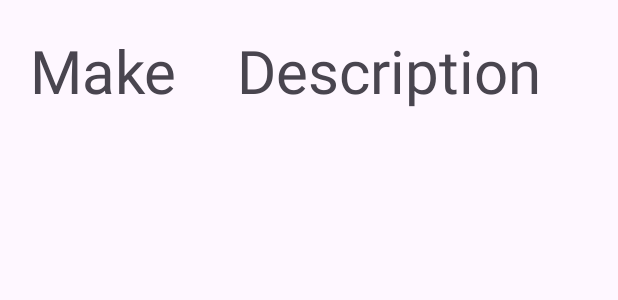
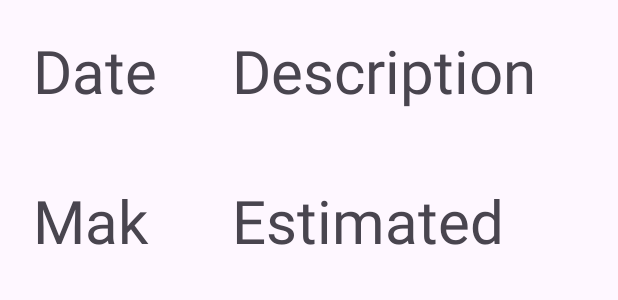
Before and after one commit to nandiniparekh/ValuVault, an Android app: the layout item_display_content.xml on its own in the app's theme, with its tools: preview values and no code run, on a phone screen of 412 x 824 dp. Shown: the top 300 px of the screen. Run offline under Robolectric (Android 15) with nearby library versions, the phone set to English and light mode, and no system bars.

```diff
--- a/app/src/main/res/layout/item_display_content.xml
+++ b/app/src/main/res/layout/item_display_content.xml
@@ -1,21 +1,61 @@
 <?xml version="1.0" encoding="utf-8"?>
-<LinearLayout
-    xmlns:android="http://schemas.android.com/apk/res/android"
+<androidx.constraintlayout.widget.ConstraintLayout xmlns:android="http://schemas.android.com/apk/res/android"
+    xmlns:app="http://schemas.android.com/apk/res-auto"
+    xmlns:tools="http://schemas.android.com/tools"
+    android:id="@+id/linearLayout"
     android:layout_width="match_parent"
-    android:layout_height="wrap_content"
-    android:orientation="horizontal">
+    android:layout_height="wrap_content">
+
+    <TextView
+        android:id="@+id/item_date"
+        android:layout_width="125dp"
+        android:layout_height="100dp"
+        android:padding="20dp"
+        android:text="Date"
+        android:textSize="40sp"
+        app:layout_constraintEnd_toStartOf="@+id/item_description"
+        app:layout_constraintHorizontal_bias="0.0"
+        app:layout_constraintStart_toStartOf="parent"
+        app:layout_constraintTop_toTopOf="parent" />
+
+    <TextView
+        android:id="@+id/item_description"
+        android:layout_width="275dp"
+        android:layout_height="100dp"
+        android:layout_marginStart="5dp"
+        android:padding="20dp"
+        android:text="Description"
+        android:textSize="40sp"
+        app:layout_constraintBottom_toTopOf="@+id/item_value"
+        app:layout_constraintEnd_toEndOf="parent"
+        app:layout_constraintStart_toEndOf="@+id/item_date"
+        app:layout_constraintTop_toTopOf="parent" />
+
     <TextView
         android:id="@+id/item_make"
+        android:layout_width="125dp"
+        android:layout_height="100dp"
         android:padding="20dp"
+        android:text="Make"
         android:textSize="40sp"
-        android:layout_width="wrap_content"
-        android:layout_height="wrap_content"
-        android:text="Make" />
+        app:layout_constraintBottom_toBottomOf="parent"
+        app:layout_constraintEnd_toStartOf="@+id/item_value"
+        app:layout_constraintHorizontal_bias="0.0"
+        app:layout_constraintStart_toStartOf="parent"
+        app:layout_constraintTop_toBottomOf="@+id/item_date" />
+
     <TextView
-        android:id="@+id/item_description"
+        android:id="@+id/item_value"
+        android:layout_width="275dp"
+        android:layout_height="100dp"
+        android:layout_marginStart="5dp"
         android:padding="20dp"
+        android:text="Estimated Value"
         android:textSize="40sp"
-        android:layout_width="wrap_content"
-        android:layout_height="wrap_content"
-        android:text="Description" />
-</LinearLayout>
+        app:layout_constraintBottom_toBottomOf="parent"
+        app:layout_constraintEnd_toEndOf="parent"
+        app:layout_constraintStart_toEndOf="@+id/item_make"
+        app:layout_constraintTop_toBottomOf="@+id/item_description" />
+
+
+</androidx.constraintlayout.widget.ConstraintLayout>
```
Also changed, not shown: app/src/main/java/com/example/cmput301groupproject/CustomItemList.java (+7 -2 lines), app/src/main/java/com/example/cmput301groupproject/HouseholdItem.java (+9 -0 lines), app/src/main/java/com/example/cmput301groupproject/ListFragment.java (added, +118 -0 lines), app/src/main/java/com/example/cmput301groupproject/MainActivity.java (+27 -20 lines), app/src/main/res/layout/edit_list_fragment.xml (added, +79 -0 lines), app/src/main/res/layout/item_list_test.xml (deleted, +0 -33 lines).
